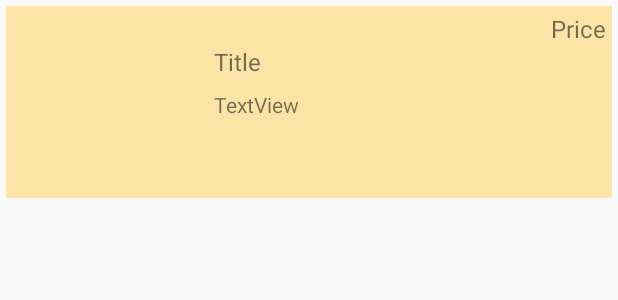
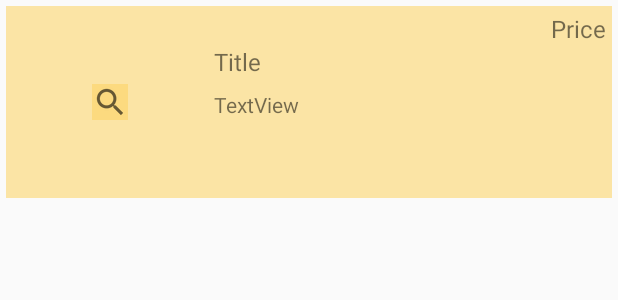
Before and after one commit to Berov/Final-Project, an Android app: the layout item__row.xml on its own in the app's theme, with its tools: preview values and no code run, on a phone screen of 412 x 824 dp. Shown: the top 300 px of the screen. Run offline under Robolectric (Android 15) with nearby library versions, the phone set to English and light mode, and no system bars.

Commit message:
Recycler view colored rows

```diff
--- a/ArtGallery/app/src/main/AndroidManifest.xml
+++ b/ArtGallery/app/src/main/AndroidManifest.xml
@@ -23,7 +23,8 @@
         </activity>
         <activity
             android:name=".RegisterActivity"
-            android:label="Registration"
+            android:label="@string/app_name"
+            android:parentActivityName=".LoginActivity"
             android:screenOrientation="portrait" />
         <activity
             android:name=".UserActivity"
--- a/ArtGallery/app/src/main/res/layout/item__row.xml
+++ b/ArtGallery/app/src/main/res/layout/item__row.xml
@@ -1,5 +1,6 @@
 <?xml version="1.0" encoding="utf-8"?>
 <LinearLayout xmlns:android="http://schemas.android.com/apk/res/android"
+    xmlns:tools="http://schemas.android.com/tools"
     android:id="@+id/item_row_top_view"
     android:layout_width="match_parent"
     android:layout_height="wrap_content"
@@ -9,13 +10,43 @@
     android:clickable="true"
     android:padding="4dp">
 
-    <ImageView
-        android:id="@+id/item_row_image"
-        android:layout_width="0dp"
+
+    <FrameLayout    android:layout_width="0dp"
         android:layout_height="120dp"
-        android:layout_weight="1"
-        android:clickable="true"
-        android:contextClickable="true" />
+        android:layout_weight="1">
+
+        <ImageView
+            android:id="@+id/item_row_image"
+            android:layout_width="match_parent"
+            android:layout_height="match_parent"
+            android:layout_weight="1"
+            android:clickable="true"
+            android:contextClickable="true" />
+
+        <!--<TextView-->
+            <!--android:id="@+id/textView1"-->
+            <!--android:layout_width="wrap_content"-->
+            <!--android:layout_height="wrap_content"-->
+            <!--android:layout_gravity="left|bottom"-->
+            <!--android:padding="8dp"-->
+            <!--android:text=" Click for details"-->
+            <!--android:textAllCaps="false"-->
+            <!--android:textColor="@color/colorBright"-->
+            <!--android:textStyle="bold|italic" />-->
+
+        <ImageView
+            android:layout_width="wrap_content"
+            android:layout_height="wrap_content"
+            android:layout_gravity="center"
+            android:background="@color/colorBright"
+            android:src="?android:attr/actionModeWebSearchDrawable" />
+
+    </FrameLayout>
+
+
+
+
+
 
     <LinearLayout
         android:layout_width="0dp"
```
Also changed, not shown: ArtGallery/app/src/main/java/com/artgallery/RegisterActivity.java (+17 -1 lines), ArtGallery/app/src/main/java/com/artgallery/UserActivity.java (+8 -8 lines), ArtGallery/app/src/main/java/com/artgallery/UserRecycleViewAdapter.java (+19 -10 lines), ArtGallery/app/src/main/res/layout/activity_login.xml (+4 -4 lines).
